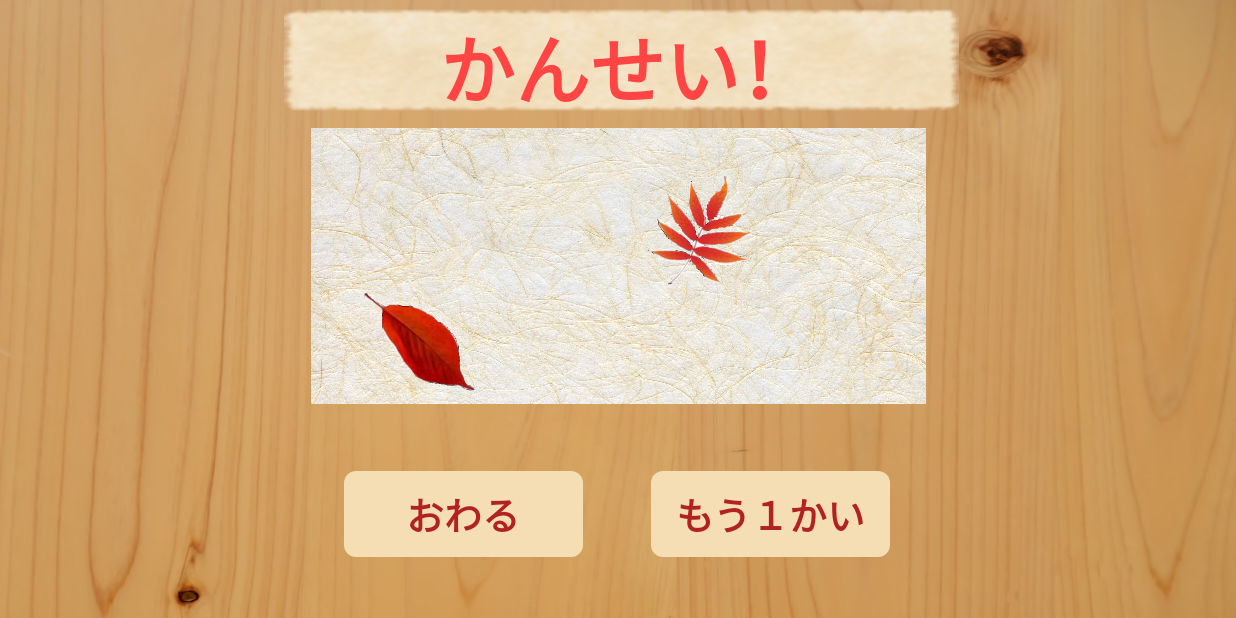
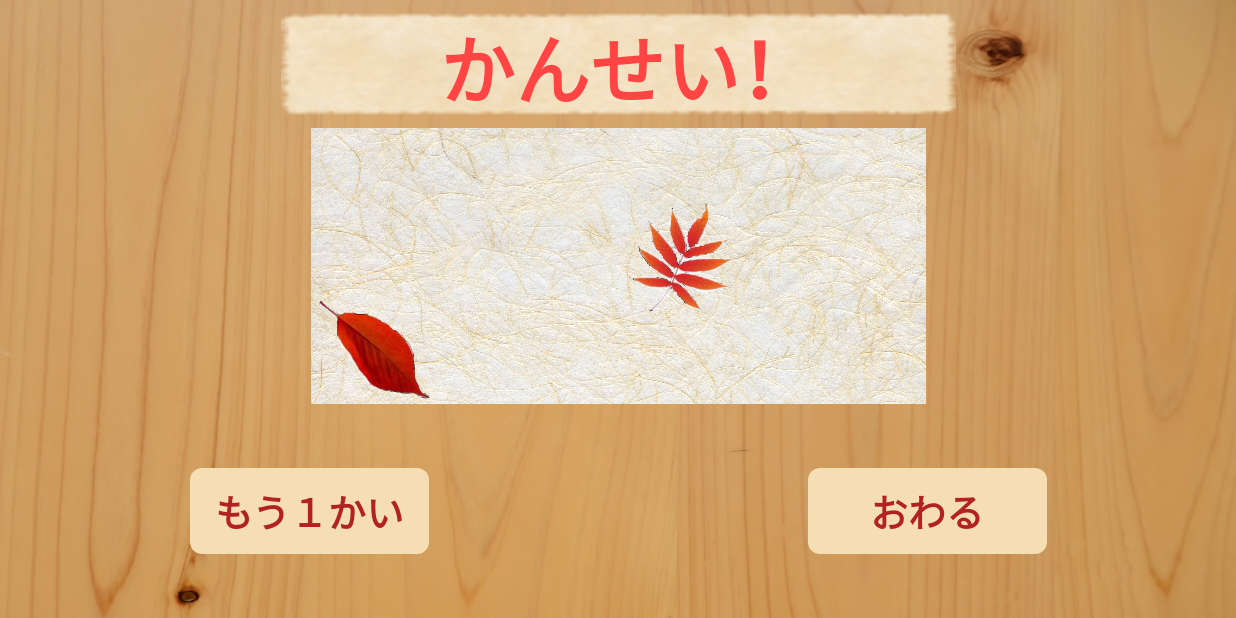
Before and after one commit to shxun6934/Kana-ko, an Android app: the Washi3Activity screen opened directly, with no data from a screen before it, on a phone screen of 824 x 412 dp (held sideways). Run offline under Robolectric (Android 15) with nearby library versions, the phone set to English and light mode, and no system bars.

Commit message:
変数の変更などの細かい修正

```diff
--- a/app/src/main/res/layout/activity_washi3.xml
+++ b/app/src/main/res/layout/activity_washi3.xml
@@ -1,132 +1,101 @@
 <?xml version="1.0" encoding="utf-8"?>
 <android.support.constraint.ConstraintLayout xmlns:android="http://schemas.android.com/apk/res/android"
+    xmlns:app="http://schemas.android.com/apk/res-auto"
     xmlns:tools="http://schemas.android.com/tools"
-    android:orientation="vertical" android:layout_width="match_parent"
+    android:layout_width="match_parent"
     android:layout_height="match_parent"
-    xmlns:app="http://schemas.android.com/apk/res-auto"
     android:background="@drawable/wasihaikei"
-    tools:layout_editor_absoluteY="25dp"
-    tools:layout_editor_absoluteX="0dp">
+    android:orientation="vertical"
+    >
 
     <ImageView
         android:id="@+id/imageView"
         android:layout_width="410dp"
         android:layout_height="184dp"
-        android:layout_marginEnd="8dp"
-        android:layout_marginLeft="8dp"
-        android:layout_marginRight="8dp"
-        android:layout_marginStart="8dp"
         android:layout_marginTop="8dp"
         android:background="@drawable/wasiwhite"
         android:scaleType="fitXY"
-        app:layout_constraintLeft_toLeftOf="parent"
-        app:layout_constraintRight_toRightOf="parent"
-        app:layout_constraintTop_toBottomOf="@+id/textView2" />
+        app:layout_constraintEnd_toEndOf="parent"
+        app:layout_constraintStart_toStartOf="parent"
+        app:layout_constraintTop_toBottomOf="@+id/imageView5" />
 
     <ImageView
-        android:id="@+id/imageView3"
+        android:id="@+id/otivaView"
         android:layout_width="83dp"
         android:layout_height="71dp"
         android:background="@drawable/momiji1"
         app:layout_constraintBottom_toBottomOf="@+id/imageView"
-        app:layout_constraintLeft_toLeftOf="@+id/imageView"
-        android:layout_marginLeft="30dp"
-        android:layout_marginBottom="5dp" />
+        app:layout_constraintStart_toStartOf="@+id/imageView" />
 
     <ImageView
-        android:id="@+id/imageView2"
+        android:id="@+id/momijiView"
         android:layout_width="80dp"
         android:layout_height="88dp"
         android:background="@drawable/momiji2"
-        app:layout_constraintLeft_toRightOf="@+id/imageView3"
-        app:layout_constraintRight_toRightOf="@+id/imageView"
-        app:layout_constraintTop_toTopOf="@+id/imageView"
-        android:layout_marginTop="30dp"
-        app:layout_constraintHorizontal_bias="0.488" />
+        app:layout_constraintBottom_toBottomOf="@+id/imageView"
+        app:layout_constraintEnd_toEndOf="@+id/imageView"
+        app:layout_constraintStart_toEndOf="@+id/otivaView"
+        app:layout_constraintTop_toTopOf="@+id/imageView" />
 
     <TextView
-    android:id="@+id/textView"
-    android:layout_width="wrap_content"
-    android:layout_height="wrap_content"
-    app:layout_constraintLeft_toLeftOf="@+id/imageView"
-    app:layout_constraintRight_toRightOf="@+id/imageView"
-    app:layout_constraintBottom_toBottomOf="parent"
-    android:layout_marginEnd="8dp"
-        android:layout_marginLeft="8dp"
-        app:layout_constraintHorizontal_bias="0.494"
-        android:layout_marginBottom="-1dp"
-        android:layout_marginRight="8dp" />
+        android:id="@+id/textView"
+        android:layout_width="wrap_content"
+        android:layout_height="wrap_content"
+        app:layout_constraintBottom_toBottomOf="parent"
+        app:layout_constraintEnd_toEndOf="parent"
+        app:layout_constraintStart_toStartOf="parent"
+        app:layout_constraintTop_toBottomOf="@+id/imageView" />
 
     <ImageView
         android:id="@+id/imageView5"
         android:layout_width="450dp"
         android:layout_height="69dp"
-        android:layout_marginBottom="0dp"
-        android:layout_marginEnd="8dp"
-        android:layout_marginLeft="8dp"
-        android:layout_marginRight="0dp"
-        android:layout_marginStart="8dp"
-        android:layout_marginTop="0dp"
+        android:layout_marginTop="8dp"
         android:background="@drawable/wasikannsei"
-        app:layout_constraintBottom_toBottomOf="@+id/textView2"
-        app:layout_constraintHorizontal_bias="0.467"
-        app:layout_constraintLeft_toLeftOf="@+id/imageView"
-        app:layout_constraintRight_toRightOf="@+id/imageView"
-        app:layout_constraintTop_toTopOf="parent"
-        app:layout_constraintVertical_bias="0.666" />
+        app:layout_constraintEnd_toEndOf="parent"
+        app:layout_constraintStart_toStartOf="parent"
+        app:layout_constraintTop_toTopOf="parent" />
 
     <TextView
         android:id="@+id/textView2"
         android:layout_width="450dp"
         android:layout_height="69dp"
-        android:layout_marginTop="8dp"
         android:gravity="center"
         android:text=" かんせい！"
         android:textColor="@android:color/holo_red_light"
         android:textSize="50dp"
         android:textStyle="bold"
-        app:layout_constraintLeft_toLeftOf="@+id/imageView"
-        app:layout_constraintRight_toRightOf="@+id/imageView"
-        app:layout_constraintTop_toTopOf="parent"
-        android:layout_marginLeft="0dp" />
+        app:layout_constraintEnd_toEndOf="@+id/imageView5"
+        app:layout_constraintStart_toStartOf="@+id/imageView5"
+        app:layout_constraintTop_toTopOf="@+id/imageView5" />
 
     <Button
         android:id="@+id/button2"
         android:layout_width="159dp"
         android:layout_height="57dp"
-        android:layout_marginBottom="8dp"
         android:background="@drawable/shape_sample"
         android:text="おわる"
+        android:textColor="#b22222"
         android:textSize="25dp"
-        android:textColor="#b22222"
         android:textStyle="bold"
         app:layout_constraintBottom_toBottomOf="parent"
-        android:layout_marginTop="8dp"
-        app:layout_constraintTop_toBottomOf="@+id/imageView"
-        app:layout_constraintRight_toLeftOf="@+id/textView"
-        android:layout_marginRight="8dp"
-        app:layout_constraintVertical_bias="0.529"
-        android:layout_marginLeft="8dp"
-        app:layout_constraintLeft_toLeftOf="@+id/imageView" />
+        app:layout_constraintEnd_toEndOf="parent"
+        app:layout_constraintStart_toEndOf="@+id/textView"
+        app:layout_constraintTop_toBottomOf="@+id/imageView" />
 
     <Button
         android:id="@+id/button3"
         android:layout_width="159dp"
         android:layout_height="57dp"
-        android:layout_marginBottom="8dp"
-        android:layout_marginLeft="7dp"
+        android:background="@drawable/shape_sample"
+        android:gravity="center"
+        android:text="もう１かい"
         android:textColor="#b22222"
-        android:layout_marginTop="8dp"
-        android:gravity="center"
-        android:background="@drawable/shape_sample"
-        android:text="もう１かい"
         android:textSize="25dp"
         android:textStyle="bold"
         app:layout_constraintBottom_toBottomOf="parent"
-        app:layout_constraintLeft_toRightOf="@+id/textView"
-        app:layout_constraintTop_toBottomOf="@+id/imageView"
-        app:layout_constraintVertical_bias="0.529"
-        android:layout_marginRight="8dp"
-        app:layout_constraintRight_toRightOf="@+id/imageView" />
+        app:layout_constraintEnd_toStartOf="@+id/textView"
+        app:layout_constraintStart_toStartOf="parent"
+        app:layout_constraintTop_toBottomOf="@+id/imageView" />
 
 </android.support.constraint.ConstraintLayout>
```
Also changed, not shown: app/src/main/java/smartphoneapp_project/kanazawaapp_2017/Washi2Activity.java (+29 -31 lines), app/src/main/res/layout/activity_washi2.xml (+13 -22 lines).
